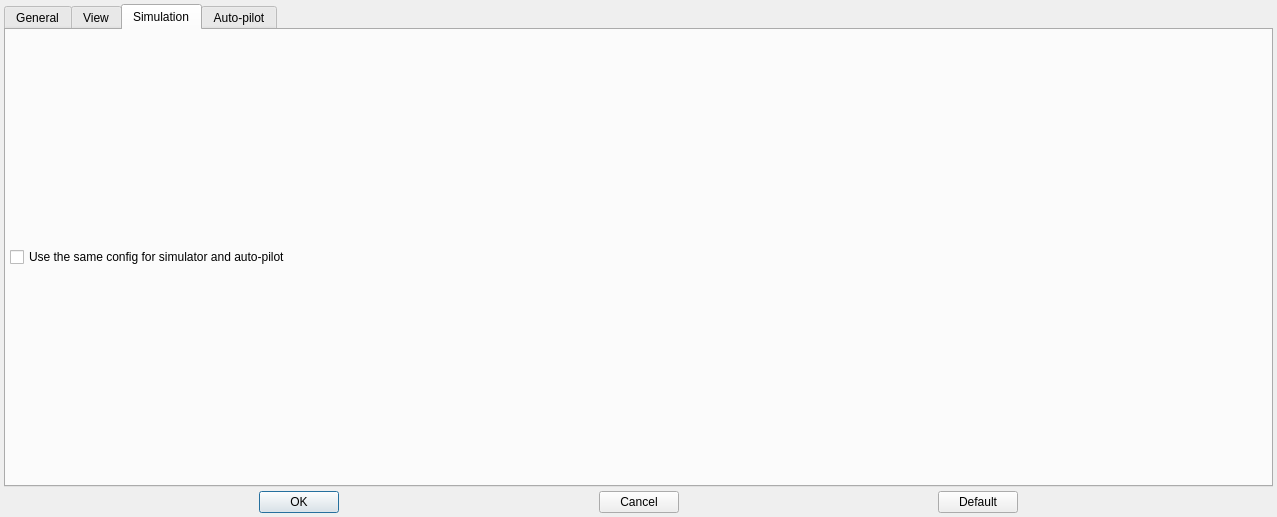
Qt form app/src/dialogs/settingsdialog/settingsdialog.ui (Gris87/TInvestor) before a commit.
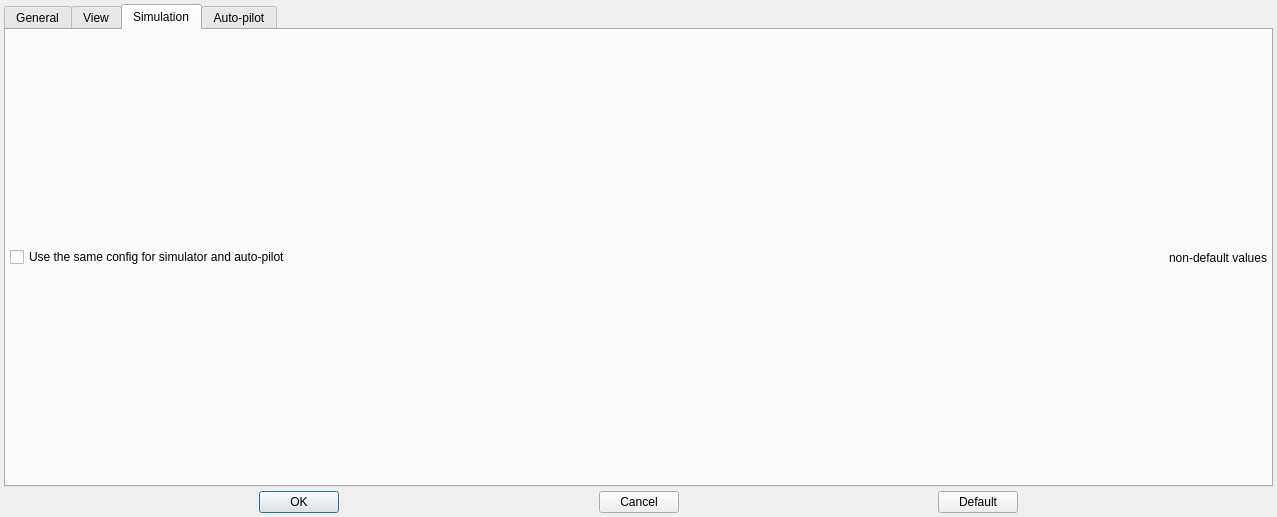
The same form after that commit. The open tabs and pages were chosen to show the change. Icons and pictures are not drawn.

Commit message: Show warning if decisions config is not default

The edit to the form file:
```diff
--- a/app/src/dialogs/settingsdialog/settingsdialog.ui
+++ b/app/src/dialogs/settingsdialog/settingsdialog.ui
@@ -1035,11 +1035,69 @@
         <number>4</number>
        </property>
        <item>
-        <widget class="QCheckBox" name="simulatorConfigCommonCheckBox">
-         <property name="text">
-          <string>Use the same config for simulator and auto-pilot</string>
-         </property>
-        </widget>
+        <layout class="QHBoxLayout" name="horizontalLayout_19">
+         <item>
+          <widget class="QCheckBox" name="simulatorConfigCommonCheckBox">
+           <property name="text">
+            <string>Use the same config for simulator and auto-pilot</string>
+           </property>
+          </widget>
+         </item>
+         <item>
+          <spacer name="horizontalSpacer_12">
+           <property name="orientation">
+            <enum>Qt::Orientation::Horizontal</enum>
+           </property>
+           <property name="sizeHint" stdset="0">
+            <size>
+             <width>40</width>
+             <height>20</height>
+            </size>
+           </property>
+          </spacer>
+         </item>
+         <item>
+          <widget class="QWidget" name="simulationNonDefaultWidget" native="true">
+           <layout class="QHBoxLayout" name="horizontalLayout_18">
+            <property name="spacing">
+             <number>4</number>
+            </property>
+            <property name="leftMargin">
+             <number>20</number>
+            </property>
+            <property name="topMargin">
+             <number>0</number>
+            </property>
+            <property name="rightMargin">
+             <number>0</number>
+            </property>
+            <property name="bottomMargin">
+             <number>0</number>
+            </property>
+            <item>
+             <widget class="QLabel" name="label_10">
+              <property name="sizePolicy">
+               <sizepolicy hsizetype="Maximum" vsizetype="Preferred">
+                <horstretch>0</horstretch>
+                <verstretch>0</verstretch>
+               </sizepolicy>
+              </property>
+              <property name="pixmap">
+               <pixmap resource="../../../Resources.qrc">:/assets/images/warning.png</pixmap>
+              </property>
+             </widget>
+            </item>
+            <item>
+             <widget class="QLabel" name="label_11">
+              <property name="text">
+               <string>non-default values</string>
+              </property>
+             </widget>
+            </item>
+           </layout>
+          </widget>
+         </item>
+        </layout>
        </item>
        <item>
         <layout class="QVBoxLayout" name="layoutForSimulatorConfigWidget">
```
Left out of the diff: 70 changed lines with no effect on the pictures. The commit also changes 11 other files.
